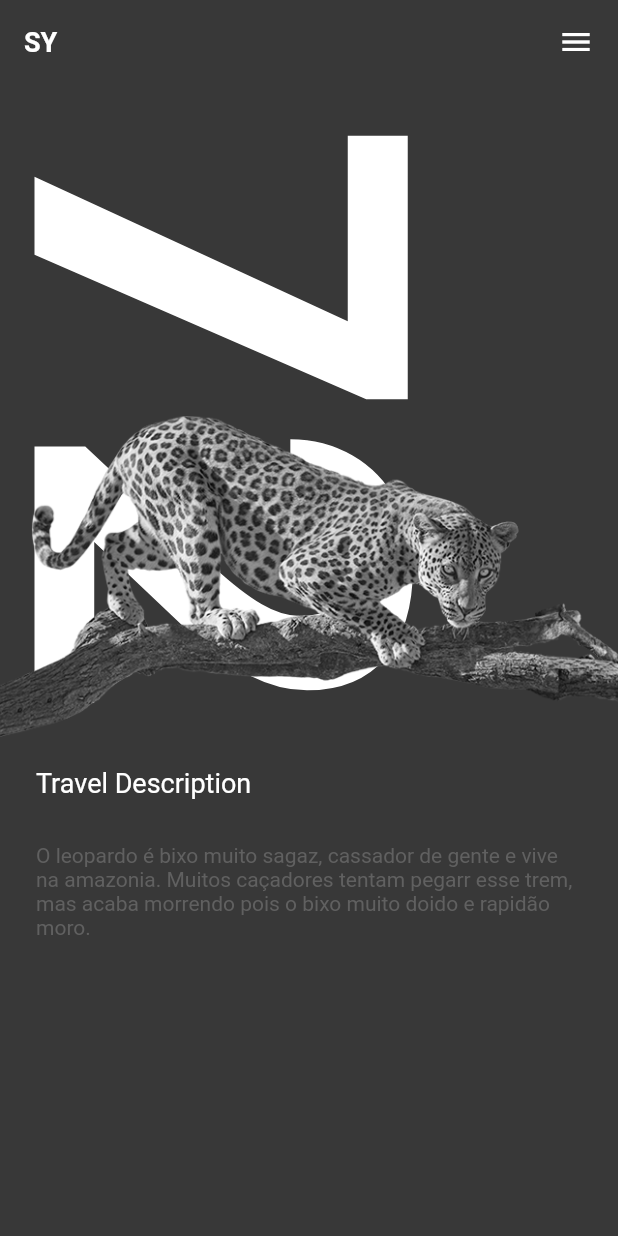
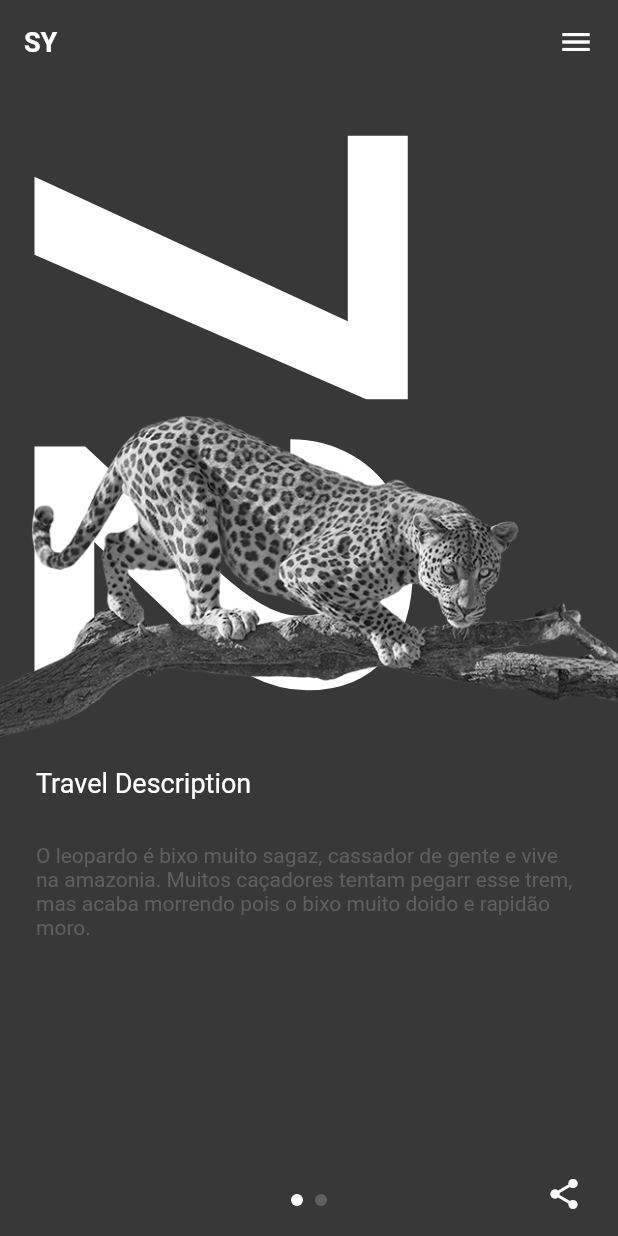
Before and after one commit to IuriKintschev/layout_dribbble, a Flutter app: the screen it shows after launch, on a phone screen of 412 x 824 dp. Run offline on Flutter 3.47's test engine with Material 2 defaults, Android fonts, the phone set to English and light mode, and no system bars.

Commit message:
adicionando doks page e shared icon

```diff
--- a/lib/main_page.dart
+++ b/lib/main_page.dart
@@ -42,6 +42,8 @@ class MainPage extends StatelessWidget {
               AppBar(),
               LeopardImage(),
               VultureImage(),
+              ShareButton(),
+              PageIndicator(),
             ],
           ),
         ),
@@ -222,3 +224,52 @@ class LeopardDescription extends StatelessWidget {
     );
   }
 }
+
+class ShareButton extends StatelessWidget {
+  @override
+  Widget build(BuildContext context) {
+    return Positioned(
+      bottom: 16,
+      right: 24,
+      child: Icon(Icons.share),
+    );
+  }
+}
+
+class PageIndicator extends StatelessWidget {
+  @override
+  Widget build(BuildContext context) {
+    return Consumer<PageOffsetNotifier>(
+      builder: (context, notifier, _) {
+        return Align(
+          alignment: Alignment.bottomCenter,
+          child: Padding(
+            padding: const EdgeInsets.only(bottom: 20),
+            child: Row(
+              mainAxisAlignment: MainAxisAlignment.center,
+              children: <Widget>[
+                Container(
+                  decoration: BoxDecoration(
+                    shape: BoxShape.circle,
+                    color: (notifier.page.round() == 0) ? white : lightGray,
+                  ),
+                  width: 8,
+                  height: 8,
+                ),
+                SizedBox(width: 8),
+                Container(
+                  decoration: BoxDecoration(
+                    shape: BoxShape.circle,
+                    color: (notifier.page.round() != 0) ? white : lightGray,
+                  ),
+                  width: 8,
+                  height: 8,
+                ),
+              ],
+            ),
+          ),
+        );
+      },
+    );
+  }
+}
```
